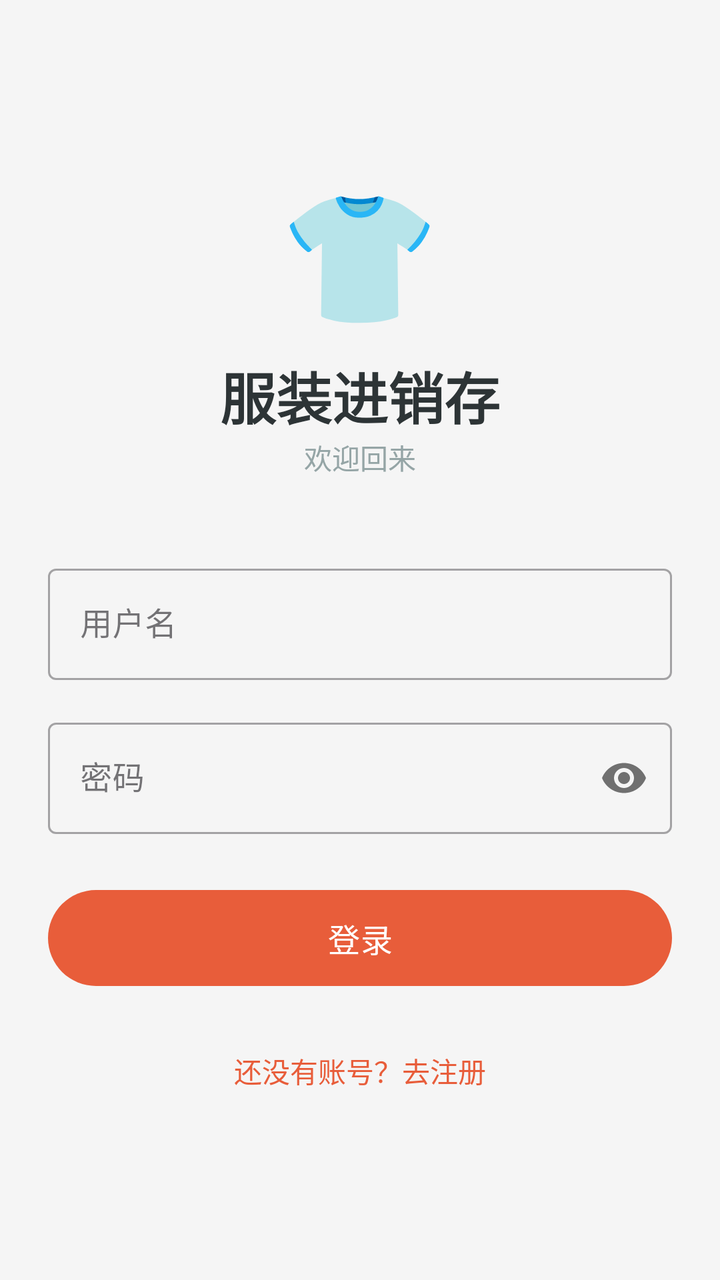
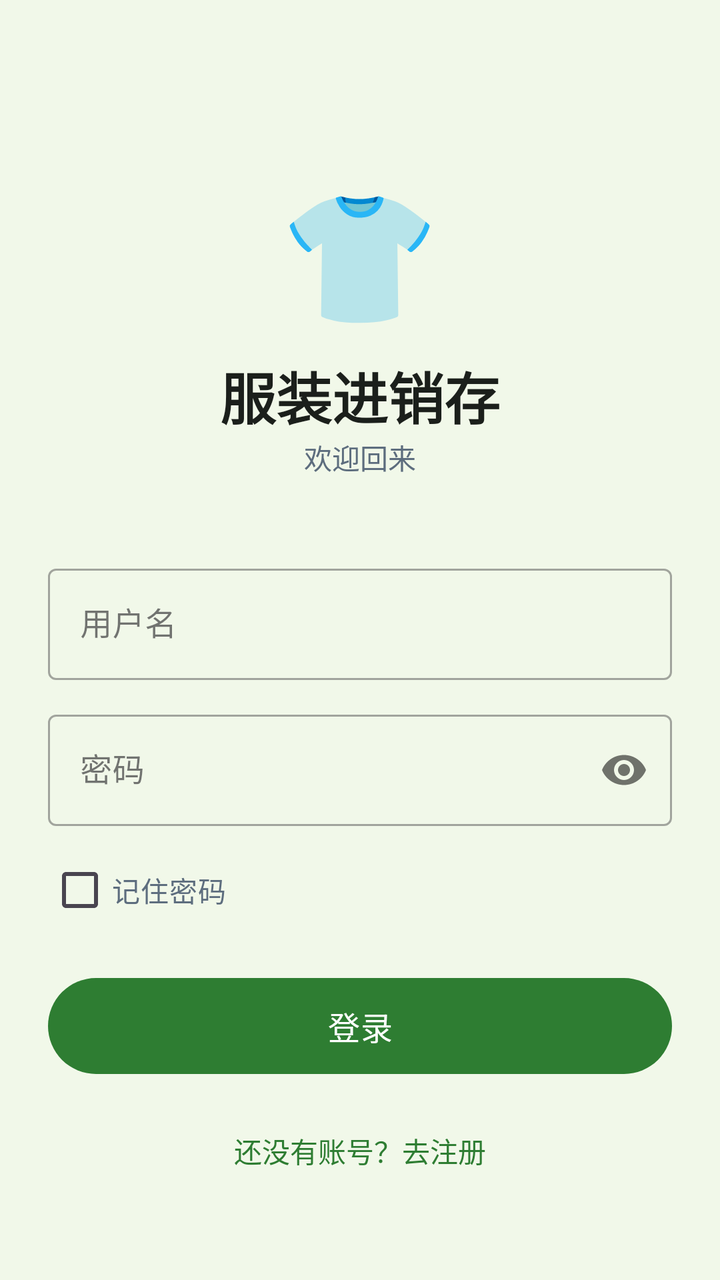

The first picture is an Android layout as it rendered before a commit; the second is the same layout after the commit. The layout source and the unified diff follow.
<!-- AndroidManifest.xml: application theme Theme.ClothingSI -->
<!-- res/layout/activity_login.xml -->
<?xml version="1.0" encoding="utf-8"?>
<ScrollView xmlns:android="http://schemas.android.com/apk/res/android"
    xmlns:app="http://schemas.android.com/apk/res-auto"
    android:layout_width="match_parent" android:layout_height="match_parent"
    android:background="#F5F5F5" android:fillViewport="true">

    <LinearLayout android:layout_width="match_parent" android:layout_height="wrap_content"
        android:orientation="vertical" android:padding="24dp"
        android:gravity="center_horizontal">

        <TextView android:layout_width="wrap_content" android:layout_height="wrap_content"
            android:text="👕" android:textSize="64dp" android:layout_marginTop="60dp"
            android:layout_marginBottom="8dp" />

        <TextView android:layout_width="wrap_content" android:layout_height="wrap_content"
            android:text="服装进销存" android:textSize="28dp" android:textStyle="bold"
            android:textColor="#2D3436" />

        <TextView android:layout_width="wrap_content" android:layout_height="wrap_content"
            android:text="欢迎回来" android:textSize="14dp"
            android:textColor="#95A5A6" android:layout_marginBottom="40dp" />

        <com.google.android.material.textfield.TextInputLayout
            android:layout_width="match_parent" android:layout_height="wrap_content"
            android:layout_marginBottom="16dp" style="@style/Widget.MaterialComponents.TextInputLayout.OutlinedBox">
            <com.google.android.material.textfield.TextInputEditText
                android:id="@+id/et_username" android:layout_width="match_parent"
                android:layout_height="wrap_content" android:hint="用户名" />
        </com.google.android.material.textfield.TextInputLayout>

        <com.google.android.material.textfield.TextInputLayout
            android:layout_width="match_parent" android:layout_height="wrap_content"
            android:layout_marginBottom="24dp"
            app:passwordToggleEnabled="true" style="@style/Widget.MaterialComponents.TextInputLayout.OutlinedBox">
            <com.google.android.material.textfield.TextInputEditText
                android:id="@+id/et_password" android:layout_width="match_parent"
                android:layout_height="wrap_content" android:hint="密码"
                android:inputType="textPassword" />
        </com.google.android.material.textfield.TextInputLayout>

        <com.google.android.material.button.MaterialButton
            android:id="@+id/btn_login" android:layout_width="match_parent"
            android:layout_height="56dp" android:text="登录"
            android:textSize="16dp" app:cornerRadius="28dp" />

        <TextView android:id="@+id/tv_register"
            android:layout_width="wrap_content" android:layout_height="wrap_content"
            android:text="还没有账号？去注册"
            android:textColor="@color/primary" android:textSize="14dp"
            android:layout_marginTop="20dp" android:padding="8dp" />

        <CheckBox android:id="@+id/cb_remember_password" android:visibility="gone" android:layout_width="0dp" android:layout_height="0dp" />
        <TextView android:id="@+id/tv_to_login" android:visibility="gone" android:layout_width="0dp" android:layout_height="0dp" />
    </LinearLayout>
</ScrollView>
<!-- resources referenced by this layout -->
<resources>
  <color name="primary">#E85D3A</color>
  <style name="Theme.ClothingSI" parent="Theme.Material3.Light.NoActionBar">
          <item name="colorPrimary">@color/primary</item>
          <item name="colorPrimaryDark">@color/primary_dark</item>
          <item name="colorAccent">@color/accent</item>
          <item name="android:statusBarColor">@color/primary_dark</item>
          <item name="android:navigationBarColor">@color/white</item>
      </style>
  <color name="primary_dark">#D35400</color>
  <color name="accent">#F4A460</color>
  <color name="white">#FFFFFF</color>
</resources>

<!-- the commit's change to res/layout/activity_login.xml (unified diff, before → after) -->
@@ -2,7 +2,7 @@
 <ScrollView xmlns:android="http://schemas.android.com/apk/res/android"
     xmlns:app="http://schemas.android.com/apk/res-auto"
     android:layout_width="match_parent" android:layout_height="match_parent"
-    android:background="#F5F5F5" android:fillViewport="true">
+    android:background="@color/bg" android:fillViewport="true">
 
     <LinearLayout android:layout_width="match_parent" android:layout_height="wrap_content"
         android:orientation="vertical" android:padding="24dp"
@@ -14,29 +14,39 @@
 
         <TextView android:layout_width="wrap_content" android:layout_height="wrap_content"
             android:text="服装进销存" android:textSize="28dp" android:textStyle="bold"
-            android:textColor="#2D3436" />
+            android:textColor="@color/text_primary" />
 
         <TextView android:layout_width="wrap_content" android:layout_height="wrap_content"
             android:text="欢迎回来" android:textSize="14dp"
-            android:textColor="#95A5A6" android:layout_marginBottom="40dp" />
+            android:textColor="@color/text_secondary" android:layout_marginBottom="40dp" />
 
         <com.google.android.material.textfield.TextInputLayout
             android:layout_width="match_parent" android:layout_height="wrap_content"
-            android:layout_marginBottom="16dp" style="@style/Widget.MaterialComponents.TextInputLayout.OutlinedBox">
+            android:layout_marginBottom="12dp" style="@style/Widget.MaterialComponents.TextInputLayout.OutlinedBox">
             <com.google.android.material.textfield.TextInputEditText
                 android:id="@+id/et_username" android:layout_width="match_parent"
-                android:layout_height="wrap_content" android:hint="用户名" />
+                android:layout_height="wrap_content" android:hint="用户名"
+                android:inputType="text" android:maxLines="1"
+                android:imeOptions="actionNext" />
         </com.google.android.material.textfield.TextInputLayout>
 
         <com.google.android.material.textfield.TextInputLayout
             android:layout_width="match_parent" android:layout_height="wrap_content"
-            android:layout_marginBottom="24dp"
+            android:layout_marginBottom="8dp"
             app:passwordToggleEnabled="true" style="@style/Widget.MaterialComponents.TextInputLayout.OutlinedBox">
             <com.google.android.material.textfield.TextInputEditText
                 android:id="@+id/et_password" android:layout_width="match_parent"
                 android:layout_height="wrap_content" android:hint="密码"
-                android:inputType="textPassword" />
+                android:inputType="textPassword" android:maxLines="1"
+                android:imeOptions="actionDone" />
         </com.google.android.material.textfield.TextInputLayout>
+
+        
+        <CheckBox android:id="@+id/cb_remember_password"
+            android:layout_width="match_parent" android:layout_height="wrap_content"
+            android:text="记住密码" android:textSize="14dp"
+            android:textColor="@color/text_secondary"
+            android:layout_marginBottom="16dp" />
 
         <com.google.android.material.button.MaterialButton
             android:id="@+id/btn_login" android:layout_width="match_parent"
@@ -47,9 +57,8 @@
             android:layout_width="wrap_content" android:layout_height="wrap_content"
             android:text="还没有账号？去注册"
             android:textColor="@color/primary" android:textSize="14dp"
-            android:layout_marginTop="20dp" android:padding="8dp" />
+            android:layout_marginTop="16dp" android:padding="8dp" />
 
-        <CheckBox android:id="@+id/cb_remember_password" android:visibility="gone" android:layout_width="0dp" android:layout_height="0dp" />
         <TextView android:id="@+id/tv_to_login" android:visibility="gone" android:layout_width="0dp" android:layout_height="0dp" />
     </LinearLayout>
 </ScrollView>
<!-- resource entries referenced after the edit -->
@@ -1,15 +1,26 @@
 <!-- resources referenced by this layout -->
 <resources>
-  <color name="primary">#E85D3A</color>
+  <color name="bg">#F1F8E9</color>
+  <color name="primary">#2E7D32</color>
+  <color name="text_primary">#1B1F1B</color>
+  <color name="text_secondary">#5D6D7E</color>
   <style name="Theme.ClothingSI" parent="Theme.Material3.Light.NoActionBar">
           <item name="colorPrimary">@color/primary</item>
           <item name="colorPrimaryDark">@color/primary_dark</item>
           <item name="colorAccent">@color/accent</item>
-          <item name="android:statusBarColor">@color/primary_dark</item>
+          <item name="android:statusBarColor">@android:color/transparent</item>
           <item name="android:navigationBarColor">@color/white</item>
+          
+          <item name="android:windowLightStatusBar">true</item>
+          
+          <item name="android:fontFamily">sans-serif</item>
+          <item name="android:textViewStyle">@style/TextView.Base</item>
       </style>
-  <color name="primary_dark">#D35400</color>
-  <color name="accent">#F4A460</color>
+  <color name="primary_dark">#1B5E20</color>
+  <color name="accent">#66BB6A</color>
   <color name="white">#FFFFFF</color>
+  <style name="TextView.Base" parent="android:Widget.TextView">
+          <item name="android:fontFamily">sans-serif</item>
+      </style>
 </resources>
 
